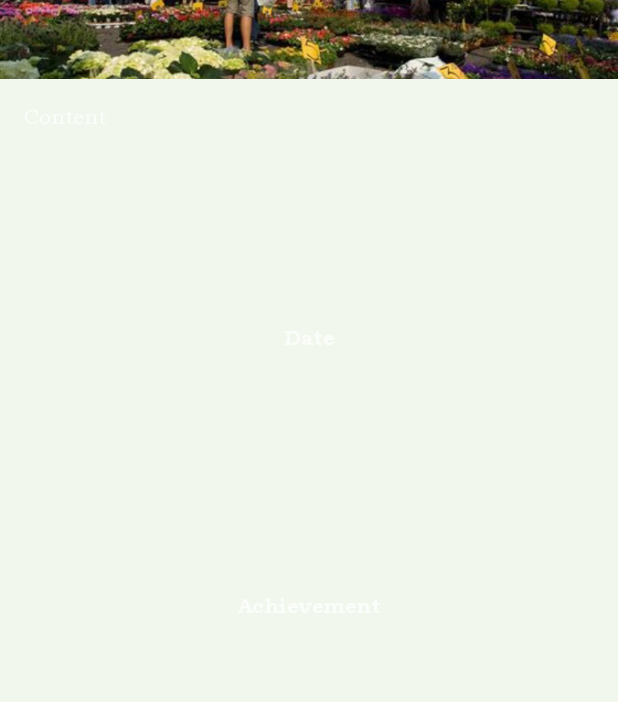
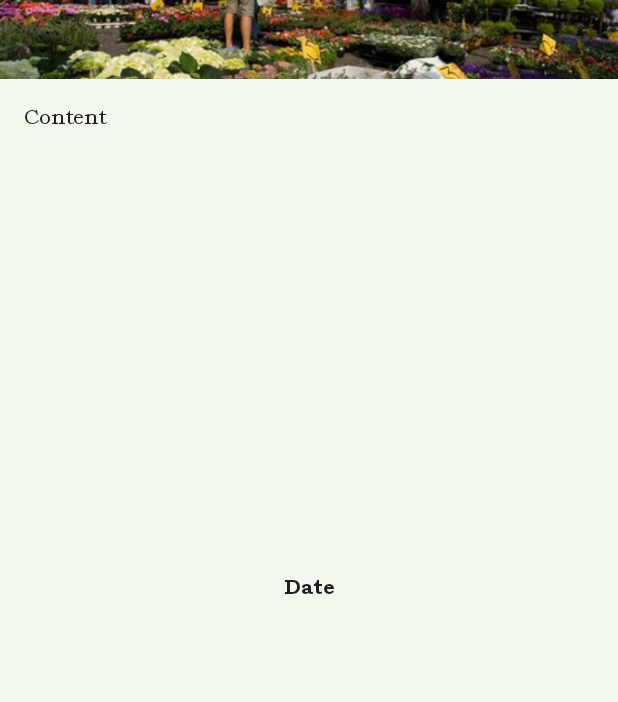
Before and after one commit to DylanoH/WatSTAD, an Android app: the layout dialog_layout.xml on its own in the app's theme, with its tools: preview values and no code run, on a phone screen of 412 x 824 dp. Shown: the part 364-1066 px from the top of the screen. Run offline under Robolectric (Android 15) with nearby library versions, the phone set to English and light mode, and no system bars.

Commit message:
Fixed the dialog when opening a marker

```diff
--- a/app/src/main/java/com/example/watstad/watstad/GetNearbyPlacesData.java
+++ b/app/src/main/java/com/example/watstad/watstad/GetNearbyPlacesData.java
@@ -39,7 +39,7 @@ public class GetNearbyPlacesData extends AsyncTask<Object, String, String> {
 //    float[] result = new float[1];
 
     String poiContent = "De Markt is een plein in de binnenstad van Maastricht. Het plein ontleent zijn naam aan de warenmarkten die hier al eeuwenlang plaatsvinden. Tevens bevindt zich op de Markt het Stadhuis van Maastricht en een groot aantal horecagelegenheden. De Markt is goed bereikbaar met het openbaar vervoer.";
-    String poiTitle = "Mestreechter merret";
+    String poiTitle = "Maastrichter markt";
     String poiDate = "26-9-2018";
     //String poiAchievement = "Maastricht Pathfinder";
 
--- a/app/src/main/res/layout/dialog_layout.xml
+++ b/app/src/main/res/layout/dialog_layout.xml
@@ -54,7 +54,9 @@
                 android:layout_width="match_parent"
                 android:layout_height="wrap_content"
                 android:text="Content"
-                android:fontFamily="@font/bookos"/>
+                android:fontFamily="@font/bookos"
+                android:textColor="@color/colorBlack"
+                />
         </LinearLayout>
     </ScrollView>
 
@@ -62,30 +64,18 @@
         android:id="@+id/textViewDate"
         android:layout_width="wrap_content"
         android:layout_height="wrap_content"
-        android:layout_marginEnd="16dp"
         android:layout_marginStart="16dp"
         android:layout_marginTop="8dp"
+        android:layout_marginEnd="16dp"
+        android:layout_marginBottom="16dp"
+        android:fontFamily="@font/bookosb"
         android:text="Date"
+        android:textColor="@color/colorBlack"
+        app:layout_constraintBottom_toBottomOf="parent"
         app:layout_constraintEnd_toEndOf="parent"
         app:layout_constraintHorizontal_bias="0.501"
         app:layout_constraintStart_toStartOf="parent"
-        app:layout_constraintTop_toBottomOf="@+id/scrollViewContent"
-        android:fontFamily="@font/bookosb"/>
-
-    <TextView
-        android:id="@+id/textViewAchievement"
-        android:layout_width="wrap_content"
-        android:layout_height="wrap_content"
-        android:layout_marginBottom="16dp"
-        android:layout_marginEnd="16dp"
-        android:layout_marginStart="16dp"
-        android:layout_marginTop="8dp"
-        android:text="Achievement"
-        app:layout_constraintBottom_toBottomOf="parent"
-        app:layout_constraintEnd_toEndOf="parent"
-        app:layout_constraintStart_toStartOf="parent"
-        app:layout_constraintTop_toBottomOf="@+id/textViewDate"
-        android:fontFamily="@font/bookosb"/>
+        app:layout_constraintTop_toBottomOf="@+id/scrollViewContent" />
 
     <ImageButton
         android:id="@+id/imageButtonClose"
```
